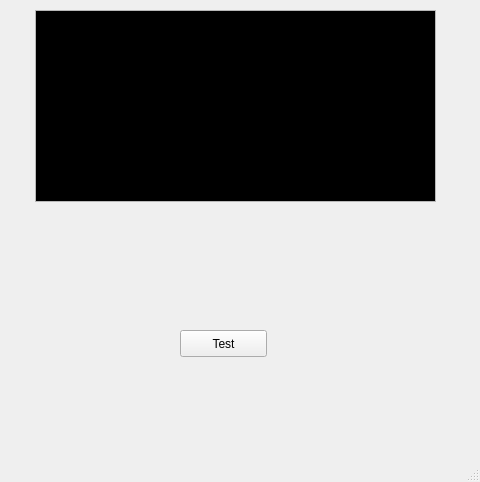
This is gui/snf_tester_gui.ui in blenten/SNF as Qt 5 draws it before an edit. The edited form follows.
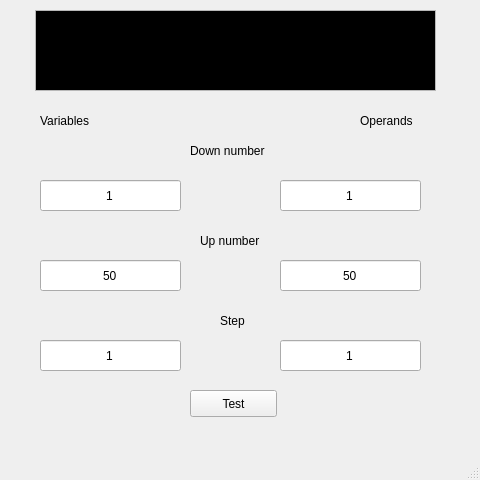
This is the edited form.

Commit message: make gui for Tester add range checking to avoid overflow of maxOperandsNumber

The edit to the form file:
```diff
--- a/gui/snf_tester_gui.ui
+++ b/gui/snf_tester_gui.ui
@@ -7,9 +7,15 @@
     <x>0</x>
     <y>0</y>
     <width>480</width>
-    <height>482</height>
+    <height>480</height>
    </rect>
   </property>
+  <property name="sizePolicy">
+   <sizepolicy hsizetype="Fixed" vsizetype="Fixed">
+    <horstretch>0</horstretch>
+    <verstretch>0</verstretch>
+   </sizepolicy>
+  </property>
   <property name="windowTitle">
    <string>SNF Tester 1.0</string>
   </property>
@@ -17,8 +23,8 @@
    <widget class="QPushButton" name="pushButton">
     <property name="geometry">
      <rect>
-      <x>180</x>
-      <y>330</y>
+      <x>190</x>
+      <y>390</y>
       <width>87</width>
       <height>27</height>
      </rect>
@@ -28,12 +34,15 @@
     </property>
    </widget>
    <widget class="QTextBrowser" name="textBrowser">
+    <property name="enabled">
+     <bool>true</bool>
+    </property>
     <property name="geometry">
      <rect>
       <x>35</x>
       <y>10</y>
       <width>401</width>
-      <height>192</height>
+      <height>81</height>
      </rect>
     </property>
     <property name="palette">
@@ -104,6 +113,194 @@
      <font>
       <family>Monospace</family>
      </font>
+    </property>
+    <property name="openExternalLinks">
+     <bool>false</bool>
+    </property>
+   </widget>
+   <widget class="QLabel" name="leftLabel">
+    <property name="geometry">
+     <rect>
+      <x>40</x>
+      <y>110</y>
+      <width>71</width>
+      <height>21</height>
+     </rect>
+    </property>
+    <property name="text">
+     <string>Variables</string>
+    </property>
+   </widget>
+   <widget class="QLabel" name="rightLabel">
+    <property name="geometry">
+     <rect>
+      <x>360</x>
+      <y>110</y>
+      <width>71</width>
+      <height>21</height>
+     </rect>
+    </property>
+    <property name="text">
+     <string>Operands</string>
+    </property>
+   </widget>
+   <widget class="QLineEdit" name="downVariablesNumber">
+    <property name="geometry">
+     <rect>
+      <x>40</x>
+      <y>180</y>
+      <width>141</width>
+      <height>31</height>
+     </rect>
+    </property>
+    <property name="inputMethodHints">
+     <set>Qt::ImhNone</set>
+    </property>
+    <property name="inputMask">
+     <string/>
+    </property>
+    <property name="text">
+     <string>1</string>
+    </property>
+    <property name="alignment">
+     <set>Qt::AlignCenter</set>
+    </property>
+   </widget>
+   <widget class="QLineEdit" name="upVariablesNumber">
+    <property name="geometry">
+     <rect>
+      <x>40</x>
+      <y>260</y>
+      <width>141</width>
+      <height>31</height>
+     </rect>
+    </property>
+    <property name="inputMethodHints">
+     <set>Qt::ImhNone</set>
+    </property>
+    <property name="text">
+     <string>50</string>
+    </property>
+    <property name="alignment">
+     <set>Qt::AlignCenter</set>
+    </property>
+   </widget>
+   <widget class="QLineEdit" name="variablesStep">
+    <property name="geometry">
+     <rect>
+      <x>40</x>
+      <y>340</y>
+      <width>141</width>
+      <height>31</height>
+     </rect>
+    </property>
+    <property name="inputMethodHints">
+     <set>Qt::ImhNone</set>
+    </property>
+    <property name="text">
+     <string>1</string>
+    </property>
+    <property name="alignment">
+     <set>Qt::AlignCenter</set>
+    </property>
+   </widget>
+   <widget class="QLineEdit" name="downOperandsNumber">
+    <property name="geometry">
+     <rect>
+      <x>280</x>
+      <y>180</y>
+      <width>141</width>
+      <height>31</height>
+     </rect>
+    </property>
+    <property name="inputMethodHints">
+     <set>Qt::ImhNone</set>
+    </property>
+    <property name="text">
+     <string>1</string>
+    </property>
+    <property name="alignment">
+     <set>Qt::AlignCenter</set>
+    </property>
+   </widget>
+   <widget class="QLineEdit" name="operandsStep">
+    <property name="geometry">
+     <rect>
+      <x>280</x>
+      <y>340</y>
+      <width>141</width>
+      <height>31</height>
+     </rect>
+    </property>
+    <property name="inputMethodHints">
+     <set>Qt::ImhNone</set>
+    </property>
+    <property name="text">
+     <string>1</string>
+    </property>
+    <property name="alignment">
+     <set>Qt::AlignCenter</set>
+    </property>
+   </widget>
+   <widget class="QLineEdit" name="upOperandsNumber">
+    <property name="geometry">
+     <rect>
+      <x>280</x>
+      <y>260</y>
+      <width>141</width>
+      <height>31</height>
+     </rect>
+    </property>
+    <property name="inputMethodHints">
+     <set>Qt::ImhNone</set>
+    </property>
+    <property name="text">
+     <string>50</string>
+    </property>
+    <property name="alignment">
+     <set>Qt::AlignCenter</set>
+    </property>
+   </widget>
+   <widget class="QLabel" name="downNumberLabel">
+    <property name="geometry">
+     <rect>
+      <x>190</x>
+      <y>140</y>
+      <width>91</width>
+      <height>21</height>
+     </rect>
+    </property>
+    <property name="text">
+     <string>Down number</string>
+    </property>
+   </widget>
+   <widget class="QLabel" name="upNumberLabel_2">
+    <property name="geometry">
+     <rect>
+      <x>200</x>
+      <y>230</y>
+      <width>71</width>
+      <height>21</height>
+     </rect>
+    </property>
+    <property name="text">
+     <string>Up number</string>
+    </property>
+   </widget>
+   <widget class="QLabel" name="stepLabel_3">
+    <property name="geometry">
+     <rect>
+      <x>220</x>
+      <y>310</y>
+      <width>31</width>
+      <height>21</height>
+     </rect>
+    </property>
+    <property name="layoutDirection">
+     <enum>Qt::LeftToRight</enum>
+    </property>
+    <property name="text">
+     <string>Step</string>
     </property>
    </widget>
   </widget>
```
Left out of the diff: 2 changed lines with no effect on the pictures. The commit also changes 4 other files.
